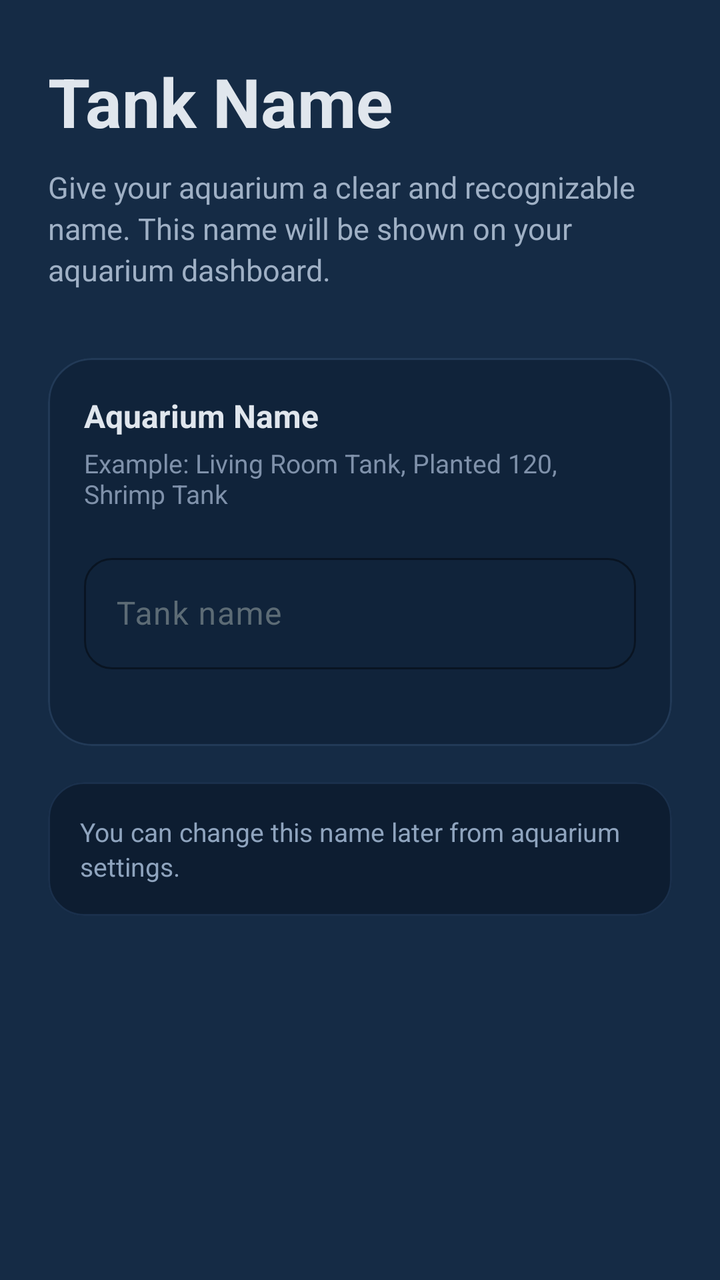
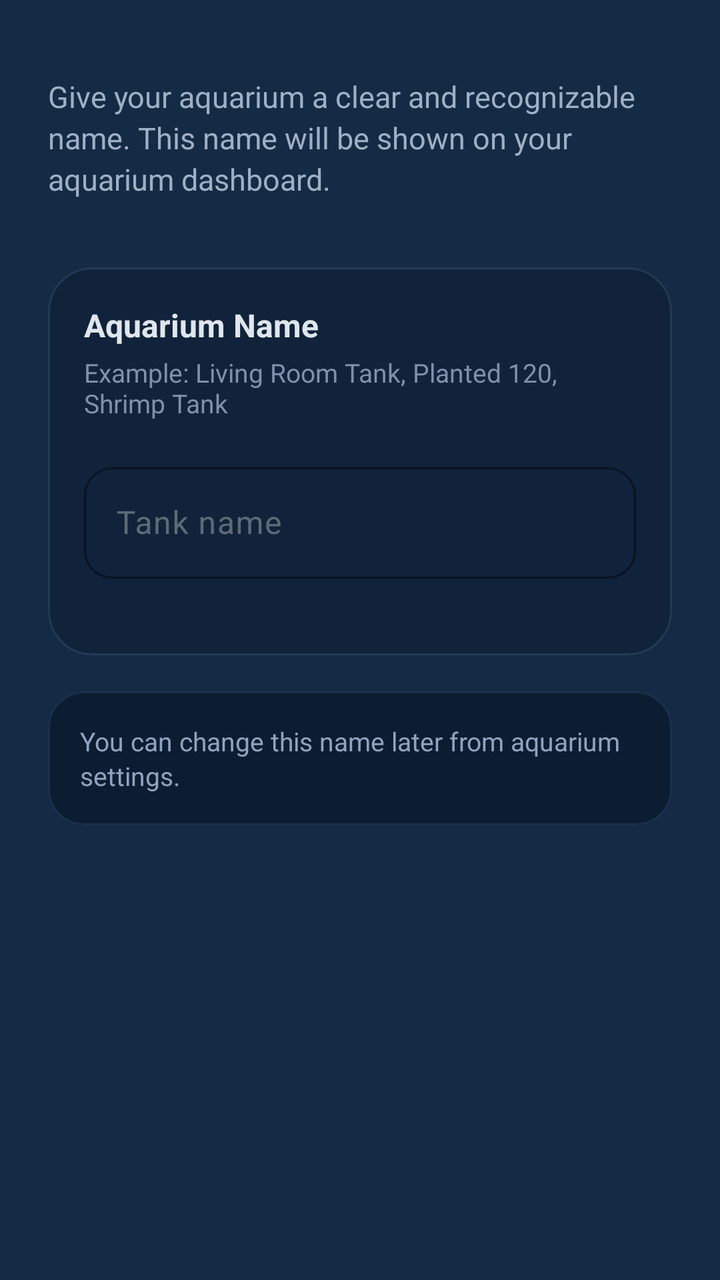

Before-and-after screenshots of an Android layout around one commit, followed by the original layout XML and the change that was made.
<!-- AndroidManifest.xml: application theme AppTheme -->
<!-- res/layout/fragment_tank_name.xml -->
<?xml version="1.0" encoding="utf-8"?>
<ScrollView
    xmlns:android="http://schemas.android.com/apk/res/android"
    xmlns:app="http://schemas.android.com/apk/res-auto"
    android:layout_width="match_parent"
    android:layout_height="match_parent"
    android:background="@color/background_color"
    android:fillViewport="true">

    <LinearLayout
        android:layout_width="match_parent"
        android:layout_height="wrap_content"
        android:orientation="vertical"
        android:paddingStart="24dp"
        android:paddingEnd="24dp"
        android:paddingTop="28dp"
        android:paddingBottom="24dp">

        
        <TextView
            android:id="@+id/tvStepContentTitle"
            android:layout_width="match_parent"
            android:layout_height="wrap_content"
            android:text="Tank Name"
            android:textColor="?attr/colorOnSurface"
            android:textSize="34sp"
            android:textStyle="bold" />

        
        <TextView
            android:id="@+id/tvStepDescription"
            android:layout_width="match_parent"
            android:layout_height="wrap_content"
            android:layout_marginTop="10dp"
            android:text="Give your aquarium a clear and recognizable name. This name will be shown on your aquarium dashboard."
            android:textColor="#9FB0C5"
            android:textSize="15sp"
            android:lineSpacingExtra="3dp" />

        
        <com.google.android.material.card.MaterialCardView
            android:id="@+id/cardTankName"
            android:layout_width="match_parent"
            android:layout_height="wrap_content"
            android:layout_marginTop="34dp"
            app:cardBackgroundColor="#10233A"
            app:cardCornerRadius="22dp"
            app:cardElevation="0dp"
            app:strokeColor="#223A57"
            app:strokeWidth="1dp">

            <LinearLayout
                android:layout_width="match_parent"
                android:layout_height="wrap_content"
                android:orientation="vertical"
                android:padding="18dp">

                <TextView
                    android:id="@+id/tvInputTitle"
                    android:layout_width="match_parent"
                    android:layout_height="wrap_content"
                    android:text="Aquarium Name"
                    android:textColor="?attr/colorOnSurface"
                    android:textSize="16sp"
                    android:textStyle="bold" />

                <TextView
                    android:id="@+id/tvInputHint"
                    android:layout_width="match_parent"
                    android:layout_height="wrap_content"
                    android:layout_marginTop="4dp"
                    android:text="Example: Living Room Tank, Planted 120, Shrimp Tank"
                    android:textColor="#7F91AA"
                    android:textSize="13sp" />

                <com.google.android.material.textfield.TextInputLayout
                    android:id="@+id/tilTankName"
                    android:layout_width="match_parent"
                    android:layout_height="wrap_content"
                    android:layout_marginTop="18dp"
                    android:hint="Tank name"
                    app:boxBackgroundMode="outline"
                    app:boxCornerRadiusTopStart="14dp"
                    app:boxCornerRadiusTopEnd="14dp"
                    app:boxCornerRadiusBottomStart="14dp"
                    app:boxCornerRadiusBottomEnd="14dp"
                    app:boxStrokeColor="#2B93F6"
                    app:hintTextColor="#8ABEF5"
                    app:errorEnabled="true">

                    <com.google.android.material.textfield.TextInputEditText
                        android:id="@+id/etTankName"
                        android:layout_width="match_parent"
                        android:layout_height="wrap_content"
                        android:inputType="textCapWords"
                        android:maxLength="32"
                        android:singleLine="true"
                        android:textColor="?attr/colorOnSurface"
                        android:textColorHint="#7F91AA"
                        android:textSize="16sp" />

                </com.google.android.material.textfield.TextInputLayout>

            </LinearLayout>

        </com.google.android.material.card.MaterialCardView>

        
        <com.google.android.material.card.MaterialCardView
            android:id="@+id/cardInfo"
            android:layout_width="match_parent"
            android:layout_height="wrap_content"
            android:layout_marginTop="18dp"
            app:cardBackgroundColor="#0D1D31"
            app:cardCornerRadius="18dp"
            app:cardElevation="0dp"
            app:strokeColor="#1A304C"
            app:strokeWidth="1dp">

            <TextView
                android:id="@+id/tvNameInfo"
                android:layout_width="match_parent"
                android:layout_height="wrap_content"
                android:padding="16dp"
                android:text="You can change this name later from aquarium settings."
                android:textColor="#8FA4BE"
                android:textSize="13sp"
                android:lineSpacingExtra="2dp" />

        </com.google.android.material.card.MaterialCardView>

    </LinearLayout>

</ScrollView>
<!-- resources referenced by this layout -->
<resources>
  <color name="background_color">#152B45</color>
  <style name="AppTheme" parent="Theme.Material3.DayNight.NoActionBar">
  
          
          <item name="colorPrimary">@color/md_theme_light_primary</item>
          <item name="colorOnPrimary">@color/md_theme_light_onPrimary</item>
          <item name="colorSecondary">@color/md_theme_light_secondary</item>
          <item name="colorOnSecondary">@color/md_theme_light_onSecondary</item>
  
          
          <item name="android:colorBackground">@color/md_theme_light_background</item>
          <item name="colorSurface">@color/md_theme_light_surface</item>
          <item name="colorOnSurface">@color/md_theme_light_onSurface</item>
  
          
          <item name="colorSurfaceVariant">@color/md_theme_light_surfaceVariant</item>
          <item name="colorOnSurfaceVariant">@color/md_theme_light_onSurfaceVariant</item>
          <item name="colorOutline">@color/md_theme_light_outline</item>
          <item name="colorOutlineVariant">@color/md_theme_light_outlineVariant</item>
          <item name="colorError">@color/md_theme_light_error</item>
          <item name="colorOnError">@color/md_theme_light_onError</item>
  
          
          <item name="android:statusBarColor">@android:color/transparent</item>
          <item name="android:navigationBarColor">@android:color/black</item>
  
          
          <item name="android:windowLightStatusBar">true</item>
          <item name="android:windowLightNavigationBar">true</item>
  
          
          <item name="windowActionBar">false</item>
          <item name="android:windowNoTitle">true</item>
      </style>
  <color name="md_theme_light_primary">#2196F3</color>
  <color name="md_theme_light_onPrimary">#FFFFFF</color>
  <color name="md_theme_light_secondary">#4A6363</color>
  <color name="md_theme_light_onSecondary">#FFFFFF</color>
  <color name="md_theme_light_background">#152B45</color>
  <color name="md_theme_light_surface">#152B45</color>
  <color name="md_theme_light_onSurface">#E0E6ED</color>
  <color name="md_theme_light_surfaceVariant">#233042</color>
  <color name="md_theme_light_onSurfaceVariant">#5C6B75</color>
  <color name="md_theme_light_outline">#455A64</color>
  <color name="md_theme_light_outlineVariant">#37474F</color>
  <color name="md_theme_light_error">#D32F2F</color>
  <color name="md_theme_light_onError">#FFFFFF</color>
</resources>

<!-- the commit's change to res/layout/fragment_tank_name.xml (unified diff, before → after) -->
@@ -15,16 +15,6 @@
         android:paddingEnd="24dp"
         android:paddingTop="28dp"
         android:paddingBottom="24dp">
-
-        
-        <TextView
-            android:id="@+id/tvStepContentTitle"
-            android:layout_width="match_parent"
-            android:layout_height="wrap_content"
-            android:text="Tank Name"
-            android:textColor="?attr/colorOnSurface"
-            android:textSize="34sp"
-            android:textStyle="bold" />
 
         
         <TextView
